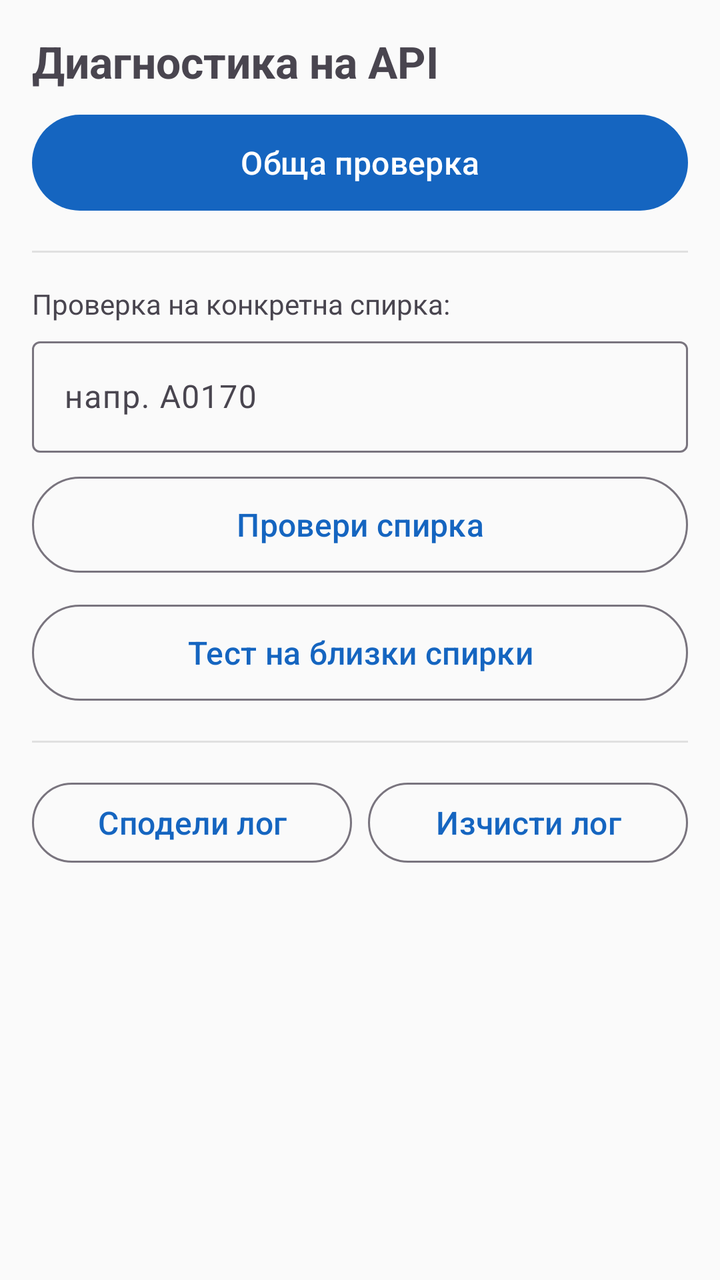
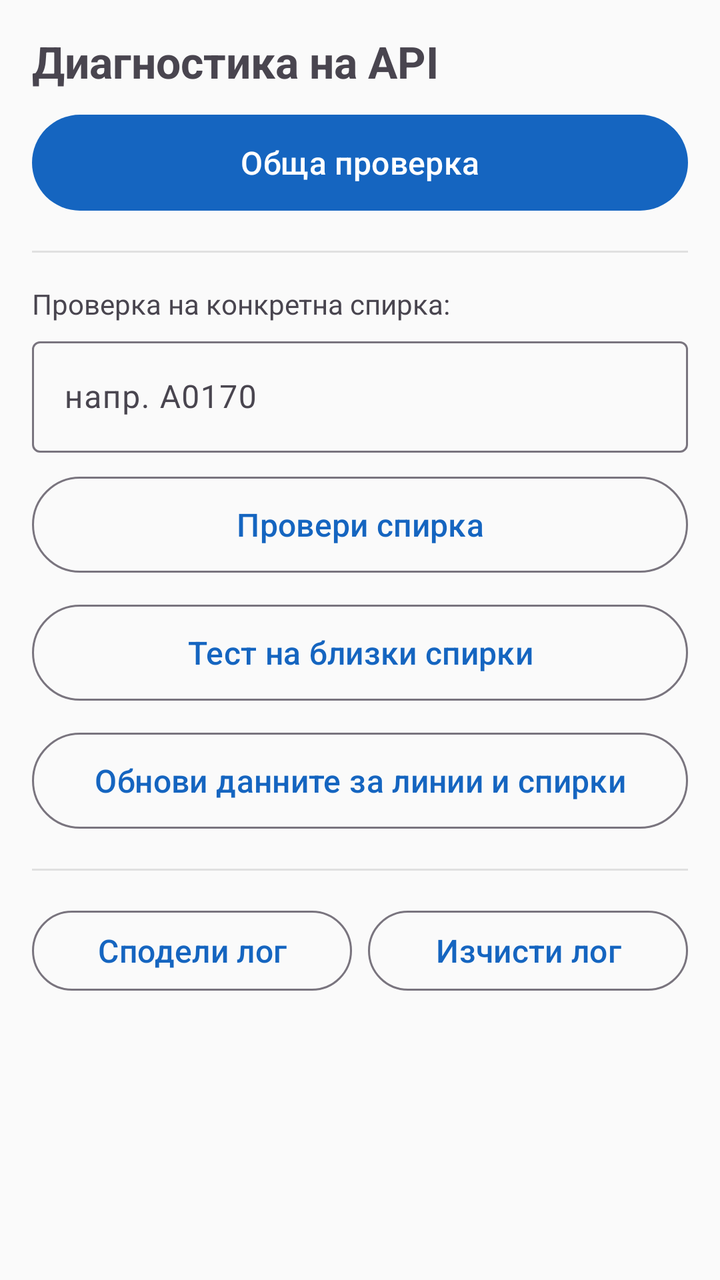

Before-and-after screenshots of an Android layout around one commit, followed by the original layout XML and the change that was made.
<!-- AndroidManifest.xml: application theme Theme.SofiaTransit -->
<!-- res/layout/fragment_diagnostics.xml -->
<?xml version="1.0" encoding="utf-8"?>
<LinearLayout xmlns:android="http://schemas.android.com/apk/res/android"
    android:layout_width="match_parent"
    android:layout_height="match_parent"
    android:orientation="vertical"
    android:padding="16dp">

    <TextView
        android:layout_width="match_parent"
        android:layout_height="wrap_content"
        android:text="Диагностика на API"
        android:textSize="22sp"
        android:textStyle="bold"
        android:paddingBottom="8dp"
        android:accessibilityHeading="true"/>

    <Button android:id="@+id/btnRun"
        android:layout_width="match_parent"
        android:layout_height="56dp"
        android:text="Обща проверка"
        android:contentDescription="Стартирай обща диагностична проверка"
        style="@style/Widget.Material3.Button"/>

    <View
        android:layout_width="match_parent"
        android:layout_height="1dp"
        android:background="#E0E0E0"
        android:layout_marginVertical="16dp"/>

    <TextView
        android:layout_width="match_parent"
        android:layout_height="wrap_content"
        android:text="Проверка на конкретна спирка:"
        android:textSize="14sp"
        android:paddingBottom="4dp"/>

    <com.google.android.material.textfield.TextInputLayout
        android:layout_width="match_parent"
        android:layout_height="wrap_content"
        android:hint="напр. A0170"
        style="@style/Widget.Material3.TextInputLayout.OutlinedBox">

        <com.google.android.material.textfield.TextInputEditText
            android:id="@+id/etStopId"
            android:layout_width="match_parent"
            android:layout_height="wrap_content"
            android:inputType="textCapCharacters"
            android:maxLines="1"
            android:contentDescription="Въведете stop_id за проверка"/>
    </com.google.android.material.textfield.TextInputLayout>

    <Button android:id="@+id/btnLookup"
        android:layout_width="match_parent"
        android:layout_height="56dp"
        android:text="Провери спирка"
        android:contentDescription="Провери дали въведената спирка има пристигания"
        android:layout_marginTop="8dp"
        style="@style/Widget.Material3.Button.OutlinedButton"/>

    <Button android:id="@+id/btnTestNearby"
        android:layout_width="match_parent"
        android:layout_height="56dp"
        android:text="Тест на близки спирки"
        android:contentDescription="Тествай извличането на близки спирки от текущото местоположение"
        android:layout_marginTop="8dp"
        style="@style/Widget.Material3.Button.OutlinedButton"/>

    <View
        android:layout_width="match_parent"
        android:layout_height="1dp"
        android:background="#E0E0E0"
        android:layout_marginVertical="16dp"/>

    <LinearLayout
        android:layout_width="match_parent"
        android:layout_height="wrap_content"
        android:orientation="horizontal"
        android:weightSum="2">

        <Button android:id="@+id/btnShareLog"
            android:layout_width="0dp"
            android:layout_height="48dp"
            android:layout_weight="1"
            android:layout_marginEnd="4dp"
            android:text="Сподели лог"
            android:contentDescription="Сподели текущия лог файл"
            style="@style/Widget.Material3.Button.OutlinedButton"/>

        <Button android:id="@+id/btnClearLog"
            android:layout_width="0dp"
            android:layout_height="48dp"
            android:layout_weight="1"
            android:layout_marginStart="4dp"
            android:text="Изчисти лог"
            android:contentDescription="Изтрий текущия лог файл"
            style="@style/Widget.Material3.Button.OutlinedButton"/>
    </LinearLayout>

    <ProgressBar android:id="@+id/pbProgress"
        android:layout_width="32dp"
        android:layout_height="32dp"
        android:layout_gravity="center"
        android:layout_marginTop="16dp"
        android:visibility="gone"
        android:importantForAccessibility="no"/>

    <ScrollView
        android:layout_width="match_parent"
        android:layout_height="match_parent"
        android:layout_marginTop="16dp">

        <TextView android:id="@+id/tvReport"
            android:layout_width="match_parent"
            android:layout_height="wrap_content"
            android:textSize="13sp"
            android:fontFamily="monospace"
            android:textIsSelectable="true"
            android:padding="8dp"/>
    </ScrollView>
</LinearLayout>
<!-- resources referenced by this layout -->
<resources>
  <style name="Theme.SofiaTransit" parent="Theme.Material3.DayNight.NoActionBar">
          <item name="colorPrimary">@color/primary</item>
          <item name="colorOnPrimary">@color/on_primary</item>
          <item name="colorPrimaryContainer">@color/primary_container</item>
          <item name="colorSurface">@color/surface</item>
          <item name="android:windowBackground">@color/background</item>
          
          <item name="android:textSize">16sp</item>
          
          <item name="minTouchTargetSize">48dp</item>
      </style>
  <color name="primary">#1565C0</color>
  <color name="on_primary">#FFFFFF</color>
  <color name="primary_container">#BBDEFB</color>
  <color name="surface">#FFFFFF</color>
  <color name="background">#FAFAFA</color>
</resources>

<!-- the commit's change to res/layout/fragment_diagnostics.xml (unified diff, before → after) -->
@@ -65,6 +65,14 @@
         android:layout_marginTop="8dp"
         style="@style/Widget.Material3.Button.OutlinedButton"/>
 
+    <Button android:id="@+id/btnUpdateData"
+        android:layout_width="match_parent"
+        android:layout_height="56dp"
+        android:text="Обнови данните за линии и спирки"
+        android:contentDescription="Изтегли актуалните разписания и маршрути от ЦГМ"
+        android:layout_marginTop="8dp"
+        style="@style/Widget.Material3.Button.OutlinedButton"/>
+
     <View
         android:layout_width="match_parent"
         android:layout_height="1dp"
